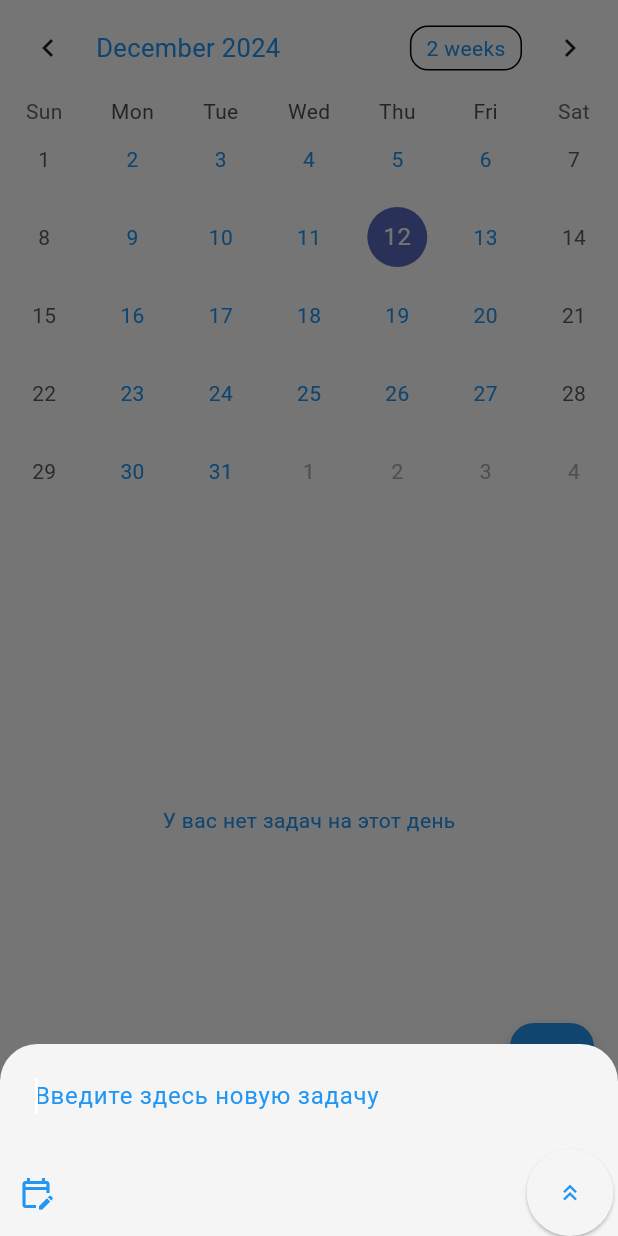
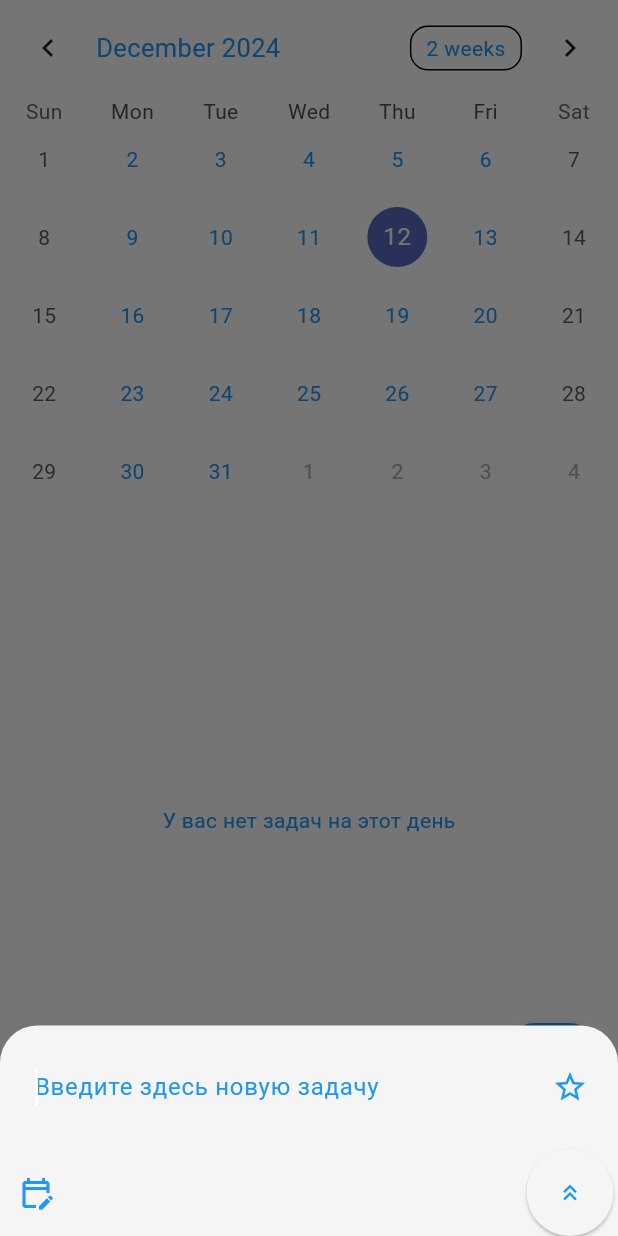
Before and after one commit to Ali-peu/to_do, a Flutter app: the CalendarPage screen opened by its route, after a tap on the "add" icon, on a phone screen of 412 x 824 dp. Run offline on Flutter 3.47's test engine with Material 3 defaults, Android fonts, the phone set to English and light mode, and no system bars; drawn by our look-alikes of table_calendar; our stand-ins replace circular_countdown_timer, drift, drift_flutter, firebase_auth, firebase_core, flutter_local_notifications and 7 more; accounts and stored records are empty; generated files the repository leaves out were written again.

Commit message:
adding task fix

```diff
--- a/analysis_options.yaml
+++ b/analysis_options.yaml
@@ -7,7 +7,8 @@
 
 # The following line activates a set of recommended lints for Flutter apps,
 # packages, and plugins designed to encourage good coding practices.
-include: package:flutter_lints/flutter.yaml
+# include: package:flutter_lints/flutter.yaml
+include: package:surf_lint_rules/analysis_options.yaml
 
 linter:
   # The lint rules applied to this project can be customized in the
--- a/lib/app/app_main.dart
+++ b/lib/app/app_main.dart
@@ -16,7 +16,7 @@ class AppMain extends StatelessWidget {
     );
   }
 
-  Future _displayBottomSheet(BuildContext context) {
+  Future<void> _displayBottomSheet(BuildContext context) {
     return showModalBottomSheet(
         context: context,
         shape: const RoundedRectangleBorder(
@@ -24,11 +24,13 @@ class AppMain extends StatelessWidget {
         ),
         builder: (context) {
           return SafeArea(
-              child: AddTaskBottomSheet(
-                  addTaskBottomSheetModelView: AddTaskBottomSheetModelView(
-                      datebaseProviderForNote:
-                          Provider.of<DriftDatebaseProviderForNote>(context,
-                              listen: false))));
+              child: ChangeNotifierProvider(
+                create: (context)=>  AddTaskBottomSheetModelView(
+                        datebaseProviderForNote:
+                            Provider.of<DriftDatebaseProviderForNote>(context,
+                                listen: false)),
+                child: const AddTaskBottomSheet(),
+              ));
         });
   }
 
--- a/lib/domain/model/category_note.dart
+++ b/lib/domain/model/category_note.dart
@@ -9,8 +9,8 @@ class CategoryNote {
 
   factory CategoryNote.fromJson(Map<String, dynamic> json) {
     return CategoryNote(
-      id: json['id'],
-      category: json['category'],
+      id: json['id'] as int? ?? 0,
+      category: json['category'] as String?  ?? '' ,
     );
   }
 }
--- a/lib/domain/model/note.dart
+++ b/lib/domain/model/note.dart
@@ -14,14 +14,16 @@ class NoteModel {
   final DateTime createdTime;
   final DateTime? updatedTime;
   final DateTime? deletedTime;
+  final List<int>? subNoteIdList;
 
   NoteModel({
     required this.description,
     required this.id,
     required this.isDone,
-    this.deadlineTime,
     required this.category,
     required this.isThisStar,
+    this.deadlineTime,
+    this.subNoteIdList,
     this.remindTime,
     DateTime? createdTime,
     this.deletedTime,
--- a/lib/future/account_page/account_page.dart
+++ b/lib/future/account_page/account_page.dart
@@ -1,7 +1,6 @@
 import 'package:flutter/material.dart';
 import 'package:to_do/configuration/validators/validador_text.dart';
 // import 'package:syncfusion_flutter_charts/charts.dart';
-import '../../domain/model/note.dart';
 
 class AccountPage extends StatefulWidget {
   const AccountPage({super.key});
--- a/lib/future/another_futures/category_edit.dart
+++ b/lib/future/another_futures/category_edit.dart
@@ -57,7 +57,7 @@ class _EditcategoryState extends State<Editcategory> {
             actions: [
               TextButton(
                   onPressed: () {
-                    if (false) {
+                    if (context.mounted) {
                       showDialog(
                           context: context,
                           builder: (context) {
--- a/lib/future/calendar_page/calendar_page.dart
+++ b/lib/future/calendar_page/calendar_page.dart
@@ -21,7 +21,6 @@ class _CalendarPageState extends State<CalendarPage> {
   void initState() {
     super.initState();
 
-    listTask;
   }
 
   @override
--- a/lib/future/task_screens/add_task_bottom_sheet/add_task_bottom_sheet.dart
+++ b/lib/future/task_screens/add_task_bottom_sheet/add_task_bottom_sheet.dart
@@ -1,14 +1,13 @@
 import 'package:flutter/material.dart';
+import 'package:provider/provider.dart';
 import 'package:to_do/domain/model/category_note.dart';
 
 import 'package:to_do/future/task_screens/add_task_bottom_sheet/add_task_bottom_sheet_model_view.dart';
+import 'package:to_do/future/widgets/star_note_icon.dart';
 import 'package:to_do/future/widgets/timer_frame.dart';
-import 'package:to_do/future/widgets/universal_text_field.dart';
 
 class AddTaskBottomSheet extends StatefulWidget {
-  final AddTaskBottomSheetModelView addTaskBottomSheetModelView;
-  const AddTaskBottomSheet(
-      {super.key, required this.addTaskBottomSheetModelView});
+  const AddTaskBottomSheet({super.key});
 
   @override
   State<AddTaskBottomSheet> createState() => _AddTaskBottomSheetState();
@@ -19,29 +18,35 @@ class _AddTaskBottomSheetState extends State<AddTaskBottomSheet> {
       ? DateTime.now()
       : MyCustomCalendar().replayTime!;
 
+  late final AddTaskBottomSheetModelView addTaskBottomSheetModelView;
+
+  @override
+  void initState() {
+    super.initState();
+    addTaskBottomSheetModelView =
+        Provider.of<AddTaskBottomSheetModelView>(context, listen: false);
+  }
+
   Widget createButton() {
     return ElevatedButton(
         onPressed: () async {
-          if (widget.addTaskBottomSheetModelView.subtitle.text.isEmpty) {
+          if (addTaskBottomSheetModelView.subtitle.text.isEmpty) {
             return Navigator.pop(context);
           } else {
-            widget.addTaskBottomSheetModelView.createNote();
+            await addTaskBottomSheetModelView.createNote();
           }
         },
         style: ElevatedButton.styleFrom(
             shape: const CircleBorder(),
             padding: const EdgeInsets.all(20),
             iconColor: Colors.blue),
-        child: const Icon(
-          Icons.keyboard_double_arrow_up_outlined
-        ));
+        child: const Icon(Icons.keyboard_double_arrow_up_outlined));
   }
 
   Widget subtiteWidget() {
     return TextField(
-      maxLines: 1,
       autofocus: true,
-      controller: widget.addTaskBottomSheetModelView.subtitle,
+      controller: addTaskBottomSheetModelView.subtitle,
       decoration: const InputDecoration(
         contentPadding: EdgeInsets.symmetric(horizontal: 15, vertical: 15),
         hintText: 'Введите здесь новую задачу',
@@ -60,9 +65,7 @@ class _AddTaskBottomSheetState extends State<AddTaskBottomSheet> {
       onTap: () {
         setState(() {
           if (categoryNote.category == 'No category') {
-            // firstValueCategory.category = 'All';
           }
-          // firstValueCategory = categoryNote;
         });
       },
     );
@@ -89,34 +92,47 @@ class _AddTaskBottomSheetState extends State<AddTaskBottomSheet> {
 
   @override
   Widget build(BuildContext context) {
+    return Consumer<AddTaskBottomSheetModelView>(
+        builder: (context, value, child) {
       return Padding(
         padding:
             EdgeInsets.only(bottom: MediaQuery.of(context).viewInsets.bottom),
         child: Column(
           mainAxisSize: MainAxisSize.min,
           children: [
-          Flexible(
-              child: Container(
+            Container(
+                height: MediaQuery.of(context).size.height * 0.1,
+                width: MediaQuery.of(context).size.width,
                 decoration:
                     BoxDecoration(borderRadius: BorderRadius.circular(5)),
                 child: Padding(
-                    padding: const EdgeInsets.all(8.0),
-                    child: subtiteWidget(),
-                  ))),
+                  padding: const EdgeInsets.all(8),
+                  child: Row(
+                    children: [
+                      Flexible(child: subtiteWidget()),
+                      StarNoteIcon(
+                          onPressed: () {
+                            addTaskBottomSheetModelView.setStarNote();
+                          },
+                          isNoteStar: addTaskBottomSheetModelView.isThisStar)
+                    ],
+                  ),
+                )),
             Row(
               children: [
                 Expanded(
                     child: Row(children: [
                   // testDropMenu(),
+
                   IconButton(
-                  icon: const Icon(Icons.edit_calendar_outlined),
-                  onPressed: () async {
-                    final data  = await MyCustomCalendar()
-                            .showCustomDatePickerPac(context);
-
-                    widget.addTaskBottomSheetModelView.setNewNoteDate(data);
-                  },
-                ),
+                      icon: addTaskBottomSheetModelView.selectedDeadlineTime ==
+                              null
+                          ? const Icon(Icons.edit_calendar_outlined)
+                          : Text(addTaskBottomSheetModelView
+                              .selectedDeadlineTime
+                              .toString()),
+                      onPressed: () =>
+                          addTaskBottomSheetModelView.setNewNoteDate(context))
                 ])),
                 createButton(),
               ],
@@ -124,5 +140,6 @@ class _AddTaskBottomSheetState extends State<AddTaskBottomSheet> {
           ],
         ),
       );
+    });
   }
 }
--- a/lib/future/task_screens/add_task_bottom_sheet/add_task_bottom_sheet_model_view.dart
+++ b/lib/future/task_screens/add_task_bottom_sheet/add_task_bottom_sheet_model_view.dart
@@ -1,6 +1,7 @@
 import 'package:flutter/material.dart';
 import 'package:to_do/data/drift_datebase_providers/drift_database_provider_for_note.dart';
 import 'package:to_do/domain/model/note.dart';
+import 'package:to_do/future/widgets/timer_frame.dart';
 
 class AddTaskBottomSheetModelView extends ChangeNotifier {
   final subtitle = TextEditingController();
@@ -8,15 +9,24 @@ class AddTaskBottomSheetModelView extends ChangeNotifier {
 
   final DriftDatebaseProviderForNote datebaseProviderForNote;
 
-  DateTime? _selectedDeadlineTime = DateTime.now()..add(const Duration(minutes: 30));
+  DateTime? _selectedDeadlineTime;
+  DateTime? get selectedDeadlineTime => _selectedDeadlineTime;
+
   bool isDone = false;
   bool isThisStar = false;
 
   AddTaskBottomSheetModelView({required this.datebaseProviderForNote});
   int dropDownButtonValue = 1;
 
-  void setNewNoteDate(DateTime? newDateTime) {
-    _selectedDeadlineTime =  newDateTime ;
+  Future<void> setNewNoteDate(BuildContext context) async {
+    final data = await MyCustomCalendar().showCustomDatePickerPac(context);
+
+    _selectedDeadlineTime = data;
+    notifyListeners();
+  }
+
+  void setStarNote() {
+    isThisStar = !isThisStar;
     notifyListeners();
   }
 
--- a/lib/future/task_screens/task_page.dart
+++ b/lib/future/task_screens/task_page.dart
@@ -152,9 +152,6 @@ class _TaskPageState extends State<TaskPage> {
 
   Widget buildExpansionTile(
       String title, List<NoteModel> taskList, int currentIndex1) {
-    setState(() {
-      taskList; //НАДО ли тут обновлять?
-    });
     return Visibility(
       visible: taskList.isNotEmpty,
       child: ExpansionTile(
@@ -291,10 +288,8 @@ class _TaskPageState extends State<TaskPage> {
             b.description.toLowerCase().compareTo(a.description.toLowerCase()));
         break;
       case 'Вручную(длинительное нажатие для сортировки)':
-        noteList;
         break;
       default:
-        noteList;
     }
   }
 
--- /dev/null
+++ b/lib/future/widgets/star_note_icon.dart
@@ -0,0 +1,17 @@
+import 'package:flutter/material.dart';
+
+class StarNoteIcon extends StatelessWidget {
+  final bool isNoteStar;
+  final void Function() onPressed;
+  const StarNoteIcon(
+      {required this.isNoteStar, required this.onPressed, super.key});
+
+  @override
+  Widget build(BuildContext context) {
+    return IconButton(
+        onPressed: onPressed,
+        icon: isNoteStar
+            ? const Icon(Icons.star)
+            : const Icon(Icons.star_border_outlined));
+  }
+}
--- a/pubspec.yaml
+++ b/pubspec.yaml
@@ -51,6 +51,8 @@ dependencies:
   provider: ^6.1.2
   drift: ^2.22.1
   drift_flutter: ^0.1.0
+  surf_lint_rules: ^3.1.0
+
 
 
 
```
Also changed, not shown: lib/domain/model/sub_note_model.dart (added, +17 -0 lines), lib/future/widgets/timer_frame.dart (+16 -23 lines), pubspec.lock. Lines whose indentation alone changed are shown as unchanged.
